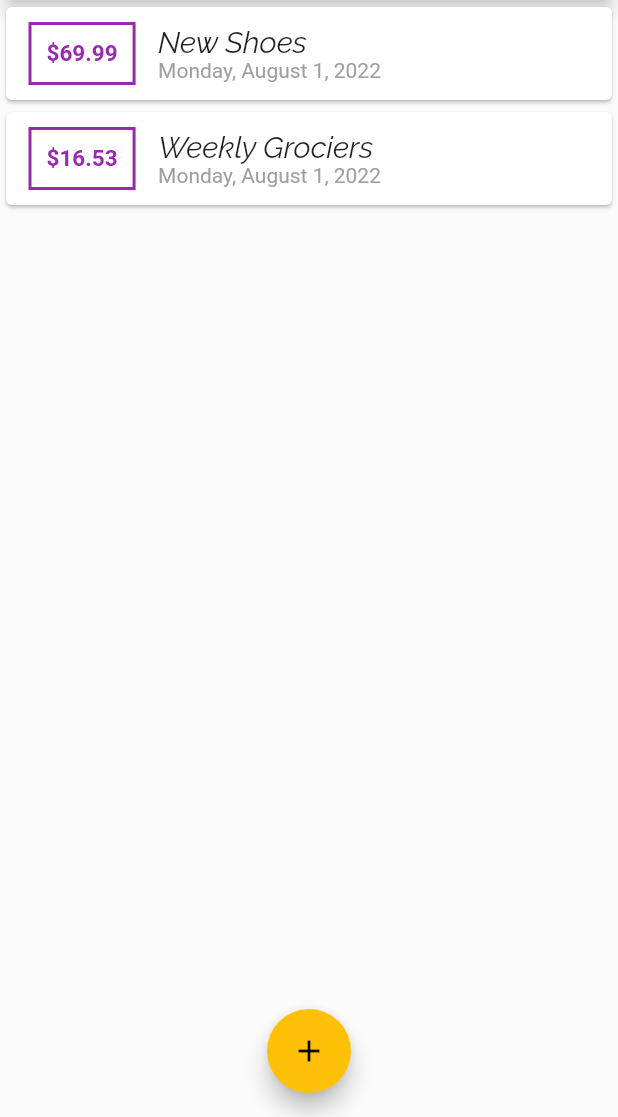
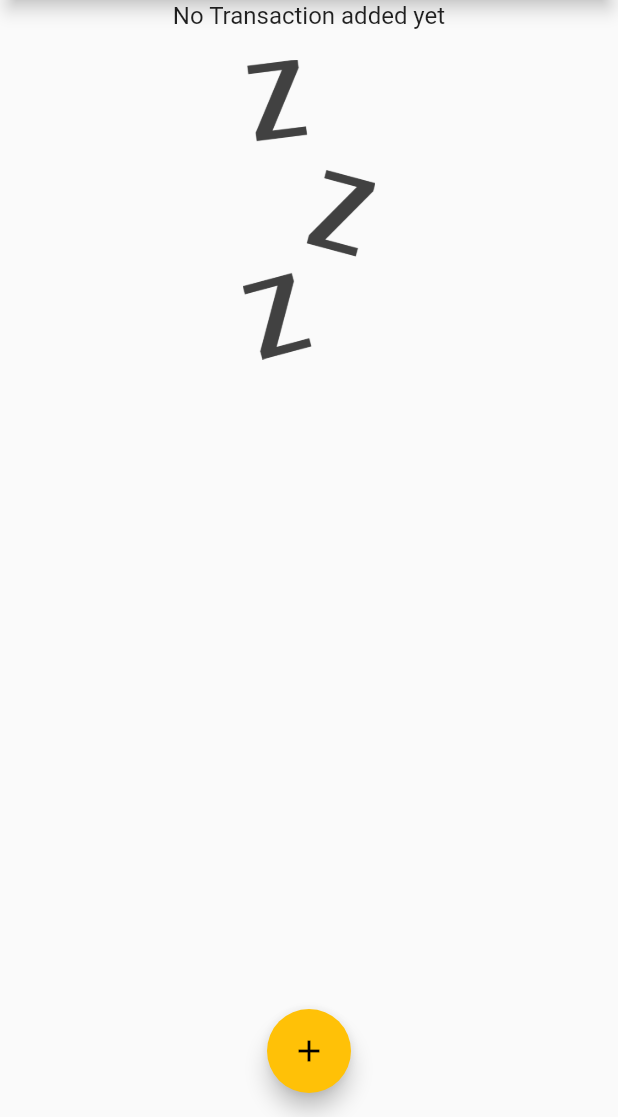
Before and after one commit to JohnKameel/Expensive-planner, a Flutter app: the screen it shows after launch, on a phone screen of 412 x 824 dp, the part 119-1236 px from its top. Run offline on Flutter 3.47's test engine with Material 2 defaults, Android fonts, the phone set to English and light mode, and no system bars; our stand-ins replace google_fonts, image_picker.

Commit message:
Add image and text for app when transaction is emp

```diff
--- a/lib/main.dart
+++ b/lib/main.dart
@@ -33,18 +33,18 @@ class MyHomePage extends StatefulWidget {
 
 class _MyHomePageState extends State<MyHomePage> {
   final List<Transaction> _userTransactions = [
-    Transaction(
-      id: 't1',
-      title: 'New Shoes',
-      amount: 69.99,
-      date: DateTime.now(),
-    ),
-    Transaction(
-      id: 't2',
-      title: 'Weekly Grociers',
-      amount: 16.53,
-      date: DateTime.now(),
-    ),
+    // Transaction(
+    //   id: 't1',
+    //   title: 'New Shoes',
+    //   amount: 69.99,
+    //   date: DateTime.now(),
+    // ),
+    // Transaction(
+    //   id: 't2',
+    //   title: 'Weekly Grociers',
+    //   amount: 16.53,
+    //   date: DateTime.now(),
+    // ),
   ];
 
   void _addNewTransaction(String txtitle, double txamount) {
--- a/lib/widgets/transaction_list.dart
+++ b/lib/widgets/transaction_list.dart
@@ -1,3 +1,5 @@
+import 'dart:convert';
+import 'package:image_picker/image_picker.dart';
 import 'package:flutter/cupertino.dart';
 import 'package:flutter/src/foundation/key.dart';
 import 'package:flutter/src/widgets/framework.dart';
@@ -5,6 +7,8 @@ import 'package:flutter/material.dart';
 import 'package:google_fonts/google_fonts.dart';
 import '../models/transaction.dart';
 import 'package:intl/intl.dart';
+import 'dart:io' as Io;
+import 'dart:convert';
 
 class TransactionList extends StatelessWidget {
   final List<Transaction> transactions;
@@ -15,7 +19,26 @@ class TransactionList extends StatelessWidget {
   Widget build(BuildContext context) {
     return Container(
       height: 300,
-      child: ListView.builder(
+      child: transactions.isEmpty
+          ? Column(
+              children: <Widget>[
+                Text(
+                  'No Transaction added yet',
+                  style: Theme.of(context).textTheme.titleMedium,
+                ),
+                SizedBox(
+                  height: 20,
+                ),
+                Container(
+                  height: 200,
+                  child: Image.asset(
+                    "images/mene.png",
+                    fit: BoxFit.cover,
+                  ),
+                )
+              ],
+            )
+          : ListView.builder(
               itemBuilder: (ctx, index) {
                 return Card(
                   child: Row(
@@ -52,7 +75,8 @@ class TransactionList extends StatelessWidget {
                             ),
                           ),
                           Text(
-                      DateFormat.yMMMMEEEEd().format(transactions[index].date),
+                            DateFormat.yMMMMEEEEd()
+                                .format(transactions[index].date),
                             style: TextStyle(
                               color: Colors.grey,
                             ),
```
Also changed, not shown: pubspec.yaml (+5 -4 lines), images/mene.png (added), pubspec.lock. Lines whose indentation alone changed are shown as unchanged.
